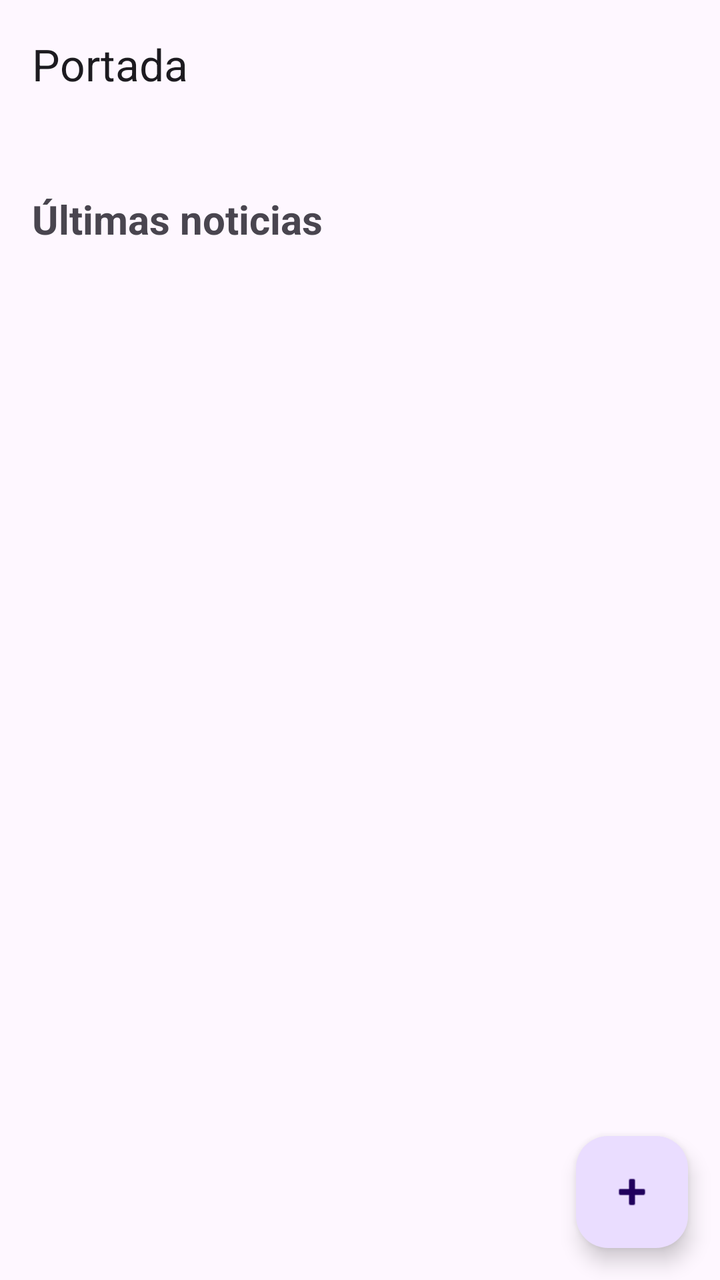
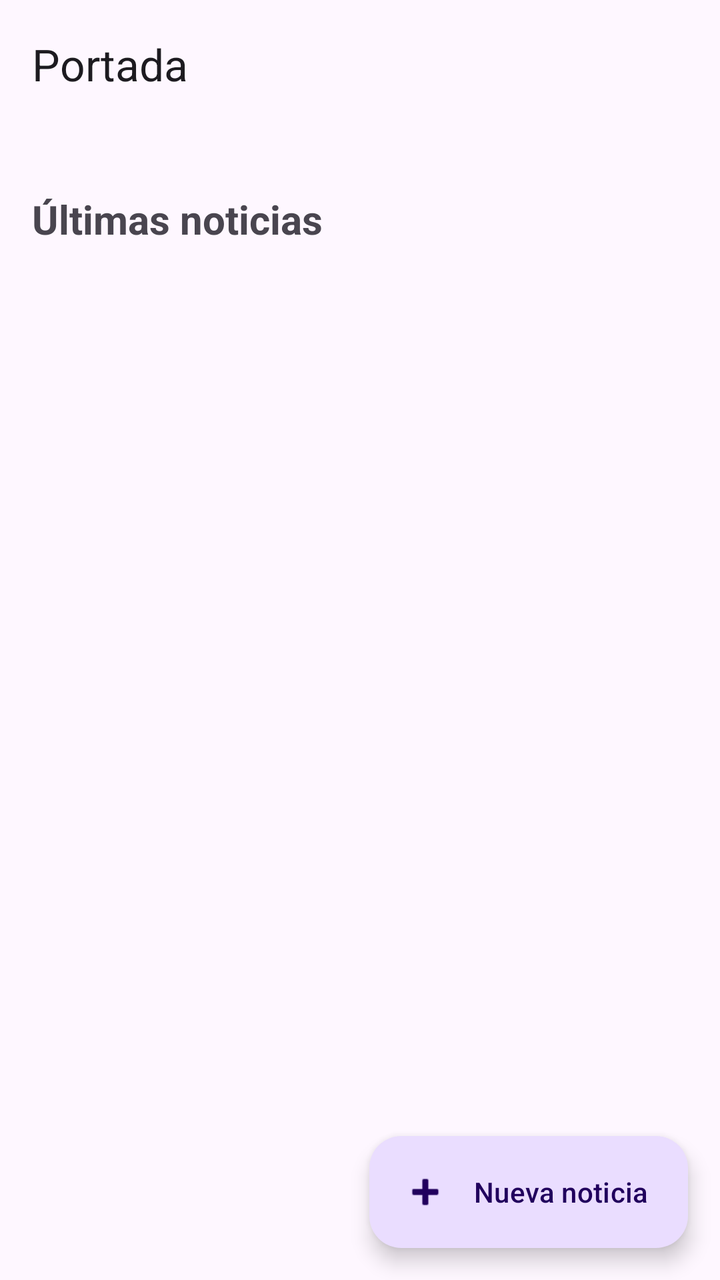

Two renders of the same Android screen: before a commit and after it. Below are the layout's source before the change and the commit's diff.
<!-- AndroidManifest.xml: activity theme Theme.NoticiasFP -->
<!-- res/layout/activity_main.xml -->
<?xml version="1.0" encoding="utf-8"?>
<androidx.drawerlayout.widget.DrawerLayout
    xmlns:android="http://schemas.android.com/apk/res/android"
    xmlns:app="http://schemas.android.com/apk/res-auto"
    xmlns:tools="http://schemas.android.com/tools"
    android:id="@+id/drawerLayout"
    android:layout_width="match_parent"
    android:layout_height="match_parent"
    android:fitsSystemWindows="true"
    tools:context=".MainActivity">

    
    <androidx.coordinatorlayout.widget.CoordinatorLayout
        android:id="@+id/main"
        android:layout_width="match_parent"
        android:layout_height="match_parent">

        <com.google.android.material.appbar.AppBarLayout
            android:id="@+id/appBar"
            android:layout_width="match_parent"
            android:layout_height="wrap_content">

            <com.google.android.material.appbar.MaterialToolbar
                android:id="@+id/toolbar"
                android:layout_width="match_parent"
                android:layout_height="?attr/actionBarSize"
                app:title="@string/titulo_portada"
                app:titleTextColor="?attr/colorOnSurface"/>

        </com.google.android.material.appbar.AppBarLayout>

        <androidx.core.widget.NestedScrollView
            android:id="@+id/scrollNoticias"
            android:layout_width="match_parent"
            android:layout_height="match_parent"
            android:fillViewport="true"
            app:layout_behavior="@string/appbar_scrolling_view_behavior">

            <LinearLayout
                android:layout_width="match_parent"
                android:layout_height="wrap_content"
                android:orientation="vertical"
                android:padding="16dp">

                <com.google.android.material.chip.ChipGroup
                    android:id="@+id/grupoCategorias"
                    android:layout_width="match_parent"
                    android:layout_height="wrap_content"
                    app:singleSelection="true"
                    app:selectionRequired="false"/>

                <TextView
                    android:id="@+id/tvNoticias"
                    android:layout_width="match_parent"
                    android:layout_height="wrap_content"
                    android:layout_marginTop="16dp"
                    android:text="@string/ultimas_noticias"
                    android:textSize="20sp"
                    android:textStyle="bold"/>

                <androidx.recyclerview.widget.RecyclerView
                    android:id="@+id/recyclerNoticias"
                    android:layout_width="match_parent"
                    android:layout_height="wrap_content"
                    android:layout_marginTop="12dp"
                    android:nestedScrollingEnabled="false"
                    tools:listitem="@layout/item_noticia"/>

            </LinearLayout>

        </androidx.core.widget.NestedScrollView>

        <com.google.android.material.floatingactionbutton.FloatingActionButton
            android:id="@+id/fab"
            android:layout_width="wrap_content"
            android:layout_height="wrap_content"
            android:layout_gravity="bottom|end"
            android:layout_margin="16dp"
            android:contentDescription="@string/anadir_noticia"
            app:srcCompat="@android:drawable/ic_input_add"/>

    </androidx.coordinatorlayout.widget.CoordinatorLayout>

    
    <com.google.android.material.navigation.NavigationView
        android:id="@+id/navigationView"
        android:layout_width="wrap_content"
        android:layout_height="match_parent"
        android:layout_gravity="start"
        android:fitsSystemWindows="true"
        app:headerLayout="@layout/nav_header"
        app:menu="@menu/drawer_menu"/>

</androidx.drawerlayout.widget.DrawerLayout>
<!-- res/layout/item_noticia.xml (included above) -->
<?xml version="1.0" encoding="utf-8"?>
<com.google.android.material.card.MaterialCardView
    xmlns:android="http://schemas.android.com/apk/res/android"
    xmlns:app="http://schemas.android.com/apk/res-auto"
    android:layout_width="match_parent"
    android:layout_height="wrap_content"
    android:layout_marginBottom="12dp"
    app:cardCornerRadius="16dp"
    app:cardElevation="2dp"
    app:strokeWidth="1dp"
    app:strokeColor="?attr/colorOutline">

    <LinearLayout
        android:layout_width="match_parent"
        android:layout_height="wrap_content"
        android:orientation="vertical"
        android:padding="16dp">

        <com.google.android.material.chip.Chip
            android:id="@+id/chipCategoria"
            android:layout_width="wrap_content"
            android:layout_height="wrap_content"
            android:checkable="false"
            android:clickable="false"
            android:text="@string/tecnologia"
            app:chipCornerRadius="8dp"/>

        <TextView
            android:id="@+id/tvTituloNoticia"
            android:layout_width="match_parent"
            android:layout_height="wrap_content"
            android:layout_marginTop="8dp"
            android:text="@string/titulo_noticia"
            android:textSize="18sp"
            android:textStyle="bold"
            android:textColor="?attr/colorOnSurface"/>

        <ImageView
            android:id="@+id/ivNoticia"
            android:layout_width="match_parent"
            android:layout_height="180dp"
            android:scaleType="centerCrop"
            android:contentDescription="@null"/>

        <TextView
            android:id="@+id/tvDescripcionNoticia"
            android:layout_width="match_parent"
            android:layout_height="wrap_content"
            android:layout_marginTop="8dp"
            android:text="@string/descripcion_noticia"
            android:textSize="14sp"
            android:textColor="?attr/colorOnSurfaceVariant"/>

        <TextView
            android:id="@+id/tvFechaNoticia"
            android:layout_width="match_parent"
            android:layout_height="wrap_content"
            android:layout_marginTop="12dp"
            android:text="11/11/2026"
            android:textSize="12sp"
            android:textColor="?attr/colorOnSurfaceVariant"/>

    </LinearLayout>

</com.google.android.material.card.MaterialCardView>
<!-- res/layout/nav_header.xml (included above) -->
<?xml version="1.0" encoding="utf-8"?>
<LinearLayout
    xmlns:android="http://schemas.android.com/apk/res/android"
    android:layout_width="match_parent"
    android:layout_height="176dp"
    android:background="?attr/colorPrimary"
    android:gravity="bottom"
    android:orientation="vertical"
    android:padding="20dp">

    <TextView
        android:layout_width="wrap_content"
        android:layout_height="wrap_content"
        android:text="NOTICIAS FP"
        android:textColor="?attr/colorOnPrimary"
        android:textSize="24sp"
        android:textStyle="bold"/>

    <TextView
        android:layout_width="wrap_content"
        android:layout_height="wrap_content"
        android:layout_marginTop="4dp"
        android:text="Tu actualidad tecnológica"
        android:textColor="?attr/colorOnPrimary"
        android:textSize="14sp"/>

</LinearLayout>
<!-- resources referenced by this layout -->
<resources>
  <string name="anadir_noticia">Añadir noticia</string>
  <string name="descripcion_noticia">Descripción de la noticia</string>
  <string name="tecnologia">Tecnología</string>
  <string name="titulo_noticia">Título de la noticia</string>
  <string name="titulo_portada">Portada</string>
  <string name="ultimas_noticias">Últimas noticias</string>
  <style name="Theme.NoticiasFP" parent="Base.Theme.NoticiasFP" />
  <style name="Base.Theme.NoticiasFP" parent="Theme.Material3.DayNight.NoActionBar">
          
          
      </style>
</resources>

<!-- the commit's change to res/layout/activity_main.xml (unified diff, before → after) -->
@@ -70,14 +70,17 @@
 
         </androidx.core.widget.NestedScrollView>
 
-        <com.google.android.material.floatingactionbutton.FloatingActionButton
+
+        <com.google.android.material.floatingactionbutton.ExtendedFloatingActionButton
             android:id="@+id/fab"
             android:layout_width="wrap_content"
             android:layout_height="wrap_content"
             android:layout_gravity="bottom|end"
             android:layout_margin="16dp"
+            android:text="Nueva noticia"
             android:contentDescription="@string/anadir_noticia"
-            app:srcCompat="@android:drawable/ic_input_add"/>
+            app:icon="@android:drawable/ic_input_add"/>
+
 
     </androidx.coordinatorlayout.widget.CoordinatorLayout>
 
